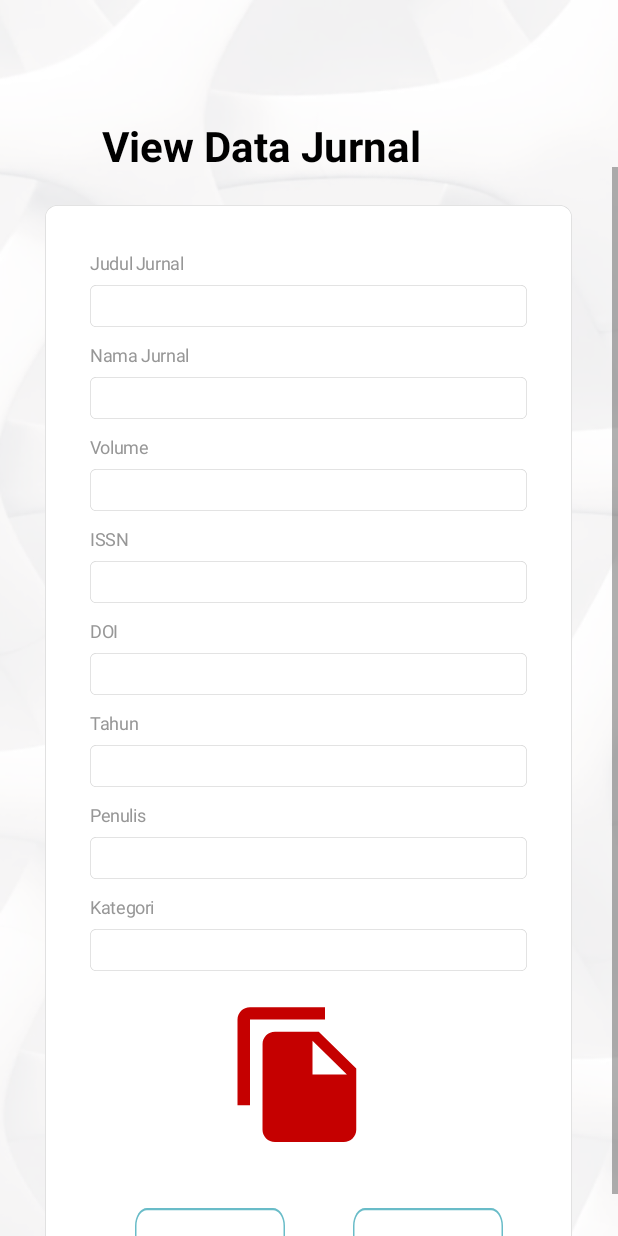
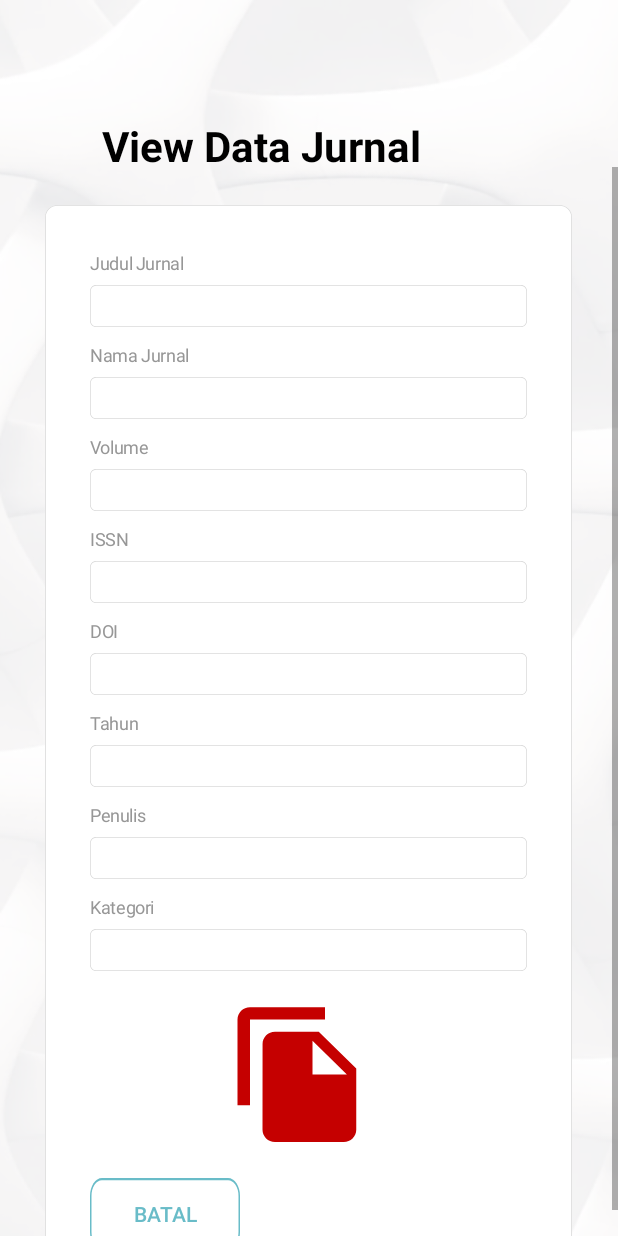
Before and after one commit to vigyanmelati/rumah_Jurnal, an Android app: the layout activity_view_data.xml on its own in the app's theme, with its tools: preview values and no code run, on a phone screen of 412 x 824 dp. Run offline under Robolectric (Android 15) with nearby library versions, the phone set to English and light mode, and no system bars.

Commit message:
edit view

```diff
--- a/app/src/main/res/layout/activity_view_data.xml
+++ b/app/src/main/res/layout/activity_view_data.xml
@@ -242,33 +242,14 @@
                 android:layout_marginTop="20dp"
                 android:background="@drawable/ic_file" />
 
-            <LinearLayout
-                android:layout_width="wrap_content"
-                android:layout_height="wrap_content"
-                android:orientation="horizontal"
-                android:layout_marginTop="30dp"
-                android:layout_marginLeft="30dp">
-
                 <androidx.appcompat.widget.AppCompatButton
                     android:layout_width="wrap_content"
                     android:layout_height="wrap_content"
                     android:background="@drawable/button_frame"
                     android:text="@string/batal"
                     android:layout_marginLeft="30dp"
-                    android:layout_marginTop="10dp"
+                    android:layout_marginTop="20dp"
                     android:textColor="@color/blue" />
-
-                <androidx.appcompat.widget.AppCompatButton
-                    android:layout_width="wrap_content"
-                    android:layout_height="wrap_content"
-                    android:layout_marginTop="10dp"
-                    android:layout_marginLeft="45dp"
-                    android:layout_marginRight="30dp"
-                    android:background="@drawable/button_frame"
-                    android:text="@string/simpan"
-                    android:textColor="@color/blue" />
-
-            </LinearLayout>
 
 
         </LinearLayout>
```
